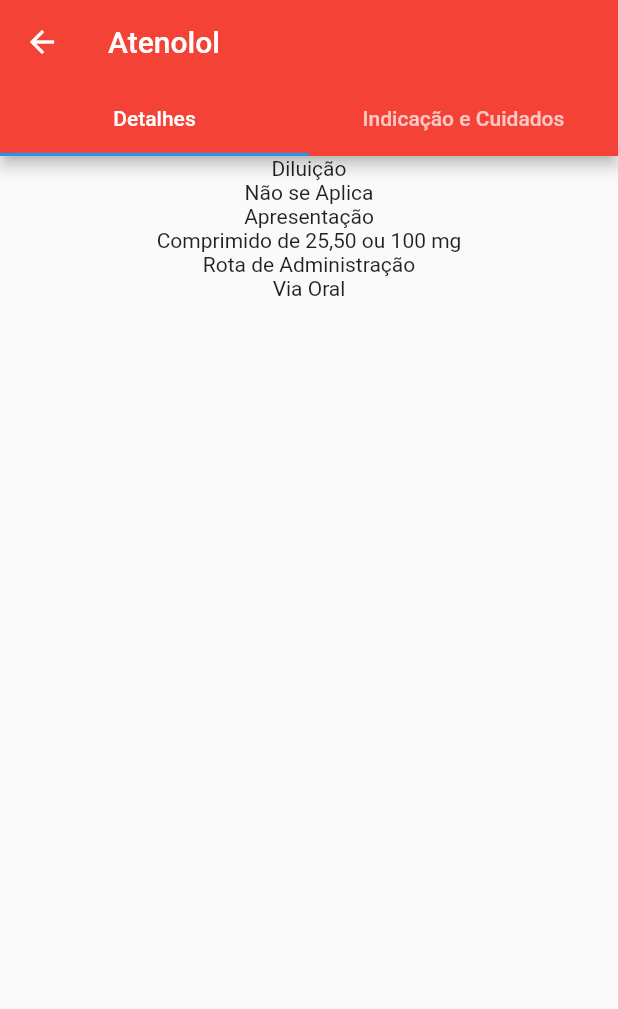
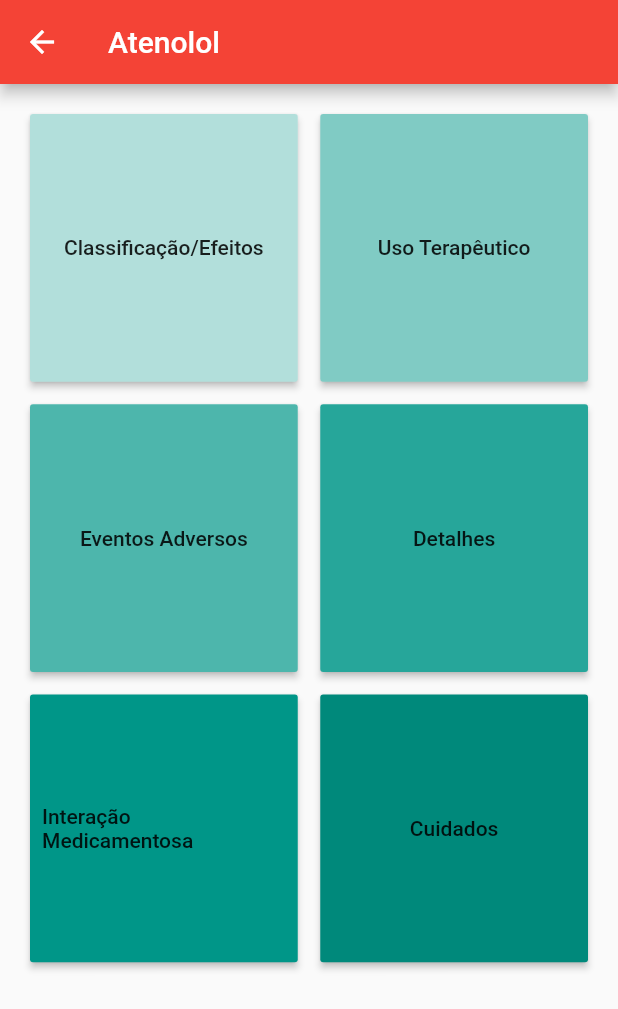
Before and after one commit to karinaplemos/cardio_help, a Flutter app: the screen it shows after launch, after a tap on "Atenolol", on a phone screen of 412 x 824 dp. Shown: the top 1009 px of the screen. Run offline on Flutter 3.47's test engine with Material 2 defaults, Android fonts, the phone set to English and light mode, and no system bars.

Commit message:
Criação do Grid Buttons
Foram removidas as abas horizontais de 'Detalhes sobre o medicamento' e 'Informações' dentro da página DrugsPage.

Foram criados os botões da página DrugsPage.

```diff
--- a/cardio_help/lib/pages/DrugsPage/drugsPage.dart
+++ b/cardio_help/lib/pages/DrugsPage/drugsPage.dart
@@ -15,64 +15,92 @@ class DrugsPage extends StatefulWidget {
 }
 
 class _DrugsPageState extends State<DrugsPage> {
+  List topicos = ['Classificação/Efeitos','Uso Terapêutico','Eventos Adversos', 'Detalhes', 'Interação Medicamentosa','Cuidados'];
 
   @override
   Widget build(BuildContext context) {
-    return DefaultTabController(
-      length: 2,
-      child : Scaffold(
+    return Scaffold(
         appBar: AppBar(
           backgroundColor: Colors.red,
           title: Text(widget.medicamento["name"]),
-          bottom: TabBar(
-            tabs: [
-              Tab(text: 'Detalhes'),
-              Tab(text: 'Indicação e Cuidados'),
-              ],
-          ),
         ),
-        body: TabBarView(
-          children: [
-            // Aba de detalhes: devem aparecer essas chaves: presentation, dilution, routeAdm
-            Column(
-              children: <Widget>[
-                Text("Diluição"),
-                Text(widget.medicamento["dilution"]),
-                Text("Apresentação"),
-                Column(
-                  children: List.generate(widget.medicamento["presentation"].length, (index){
-                    return Text(widget.medicamento["presentation"][index].toString());
-                  })
+        body:  GridView.count(
+            primary: false,
+            padding: const EdgeInsets.all(20),
+            crossAxisSpacing: 15,
+            mainAxisSpacing: 15,
+            crossAxisCount: 2,
+            children: <Widget>[
+                RaisedButton(
+                  onPressed: () {
+
+                  },
+                  padding: const EdgeInsets.all(8),
+                  child: const Text('Classificação/Efeitos'),
+                  color: Colors.teal[100],
                 ),
-                Text("Rota de Administração"),
-                Column(
-                  children: List.generate(widget.medicamento["routeAdm"].length, (index){
-                    return Text(widget.medicamento["routeAdm"][index].toString());
-                  })
-                )
-              ]
-            )
-            ,
-            // Aba de Indicação e Cuidados: devem aparecer essas chaves: indication, care
-            Column(
-              children: <Widget>[
-                Text("Indicação"),
-                Column(
-                  children:List.generate(widget.medicamento["indication"].length, (index){
-                    return Text(widget.medicamento["indication"][index].toString());
-                  })
+                RaisedButton(
+                  onPressed: () {
+
+                  },
+                  padding: const EdgeInsets.all(8),
+                  child: const Text('Uso Terapêutico'),
+                  color: Colors.teal[200],
                 ),
-                Text("Cuidados"),
-                Column(
-                  children: List.generate(widget.medicamento["care"].length, (index){
-                    return Text(widget.medicamento["care"][index].toString());
-                  })
-                )
-              ]
-            )
-          ],
-        ),
+                RaisedButton(
+                  onPressed: () {
+
+                  },
+                  padding: const EdgeInsets.all(8),
+                  child: const Text('Eventos Adversos'),
+                  color: Colors.teal[300],
+                ),
+                RaisedButton(
+                  onPressed: () {
+
+                  },
+                  padding: const EdgeInsets.all(8),
+                  child: const Text('Detalhes'),
+                  color: Colors.teal[400],
+                ),
+                RaisedButton(
+                  onPressed: () {
+
+                  },
+                  padding: const EdgeInsets.all(8),
+                  child: const Text('Interação Medicamentosa'),
+                  color: Colors.teal[500],
+                ),
+                RaisedButton(
+                  onPressed: () {
+
+                  },
+                  padding: const EdgeInsets.all(8),
+                  child: const Text('Cuidados'),
+                  color: Colors.teal[600],
+                ),
+            ],
       ),
-    );
+
+        //        Text("Diluição"),
+        //        Text(widget.medicamento["dilution"]),
+        //        Text("Apresentação"),
+        //        Column(
+       //           children: List.generate(widget.medicamento["presentation"].length, (index){
+       //             return Text(widget.medicamento["presentation"][index].toString());
+       //           })
+       //         ),
+       //         Text("Rota de Administração"),
+        //        Column(
+       //           children: List.generate(widget.medicamento["routeAdm"].length, (index){
+         //           return Text(widget.medicamento["routeAdm"][index].toString() );
+                 // })
+            //    )
+  );
   }
+
+  returnWidget( ){
+
+  }
+
 }
```
Also changed, not shown: cardio_help/pubspec.lock.
